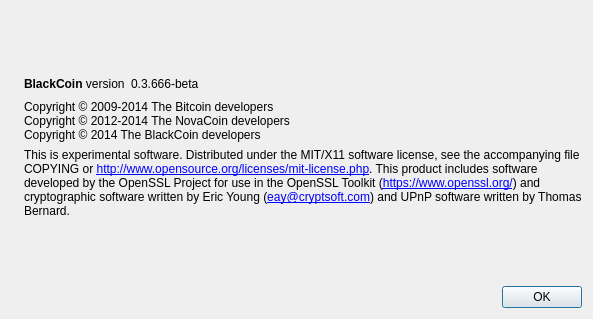
Old version of the form src/qt/forms/aboutdialog.ui in the repository testbitz/blackbitz.
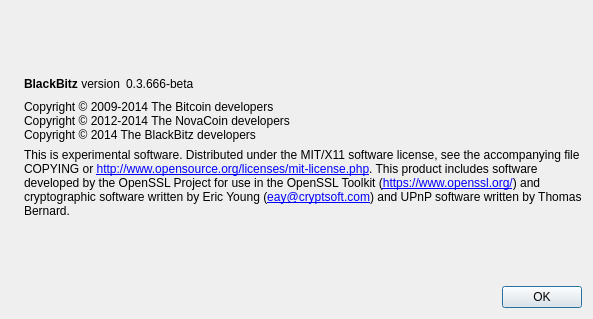
New version of the form. Icons and pictures are not drawn.

```diff
--- a/src/qt/forms/aboutdialog.ui
+++ b/src/qt/forms/aboutdialog.ui
@@ -50,7 +50,7 @@
           <cursorShape>IBeamCursor</cursorShape>
          </property>
          <property name="text">
-          <string>&lt;b&gt;BlackCoin&lt;/b&gt; version</string>
+          <string>&lt;b&gt;BlackBitz&lt;/b&gt; version</string>
          </property>
          <property name="textInteractionFlags">
           <set>Qt::LinksAccessibleByMouse|Qt::TextSelectableByKeyboard|Qt::TextSelectableByMouse</set>
@@ -93,7 +93,7 @@
        <property name="text">
         <string>Copyright © 2009-2014 The Bitcoin developers
 Copyright © 2012-2014 The NovaCoin developers
-Copyright © 2014 The BlackCoin developers</string>
+Copyright © 2014 The BlackBitz developers</string>
        </property>
        <property name="textInteractionFlags">
         <set>Qt::LinksAccessibleByMouse|Qt::TextSelectableByKeyboard|Qt::TextSelectableByMouse</set>
```
Left out of the diff: 2 changed lines with no effect on the pictures.
